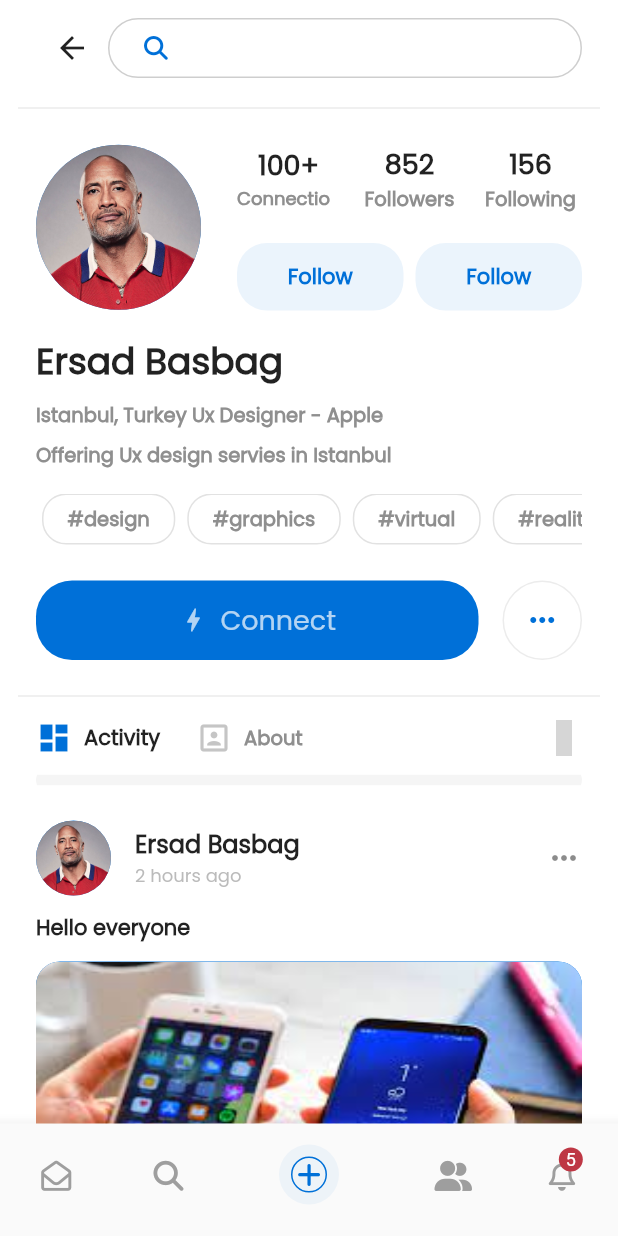
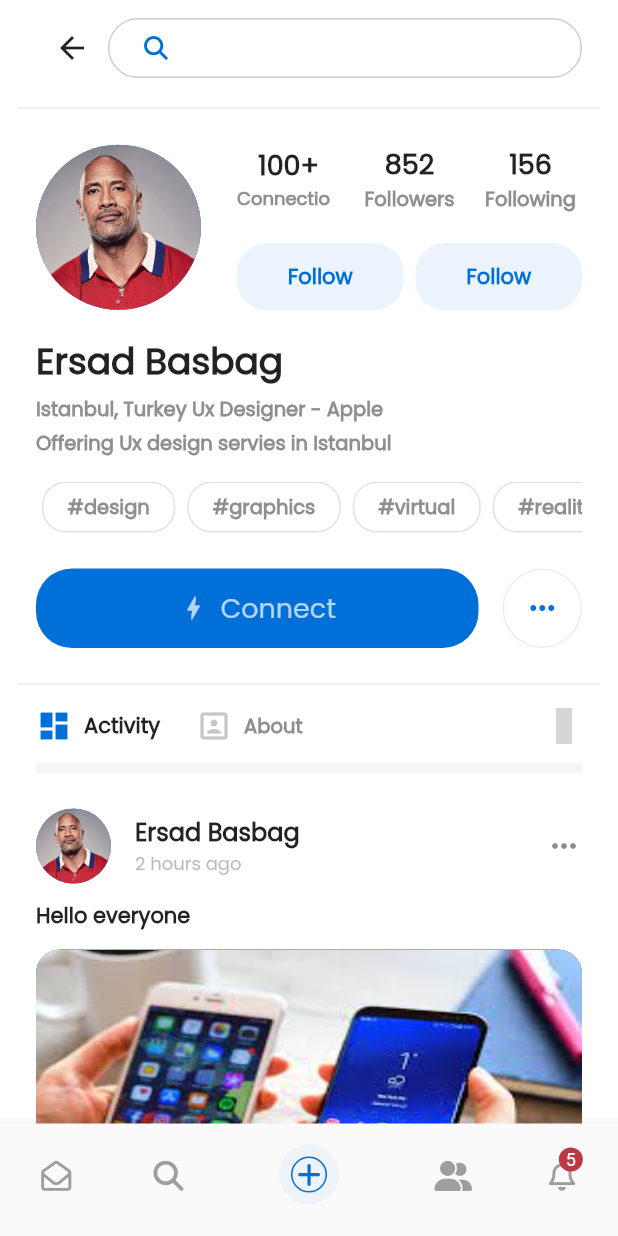
Before and after one commit to tharwatsamy/social_media_with_bloc, a Flutter app: the screen it shows after launch, on a phone screen of 412 x 824 dp. Run offline on Flutter 3.47's test engine with Material 2 defaults, Android fonts, the phone set to English and light mode, and no system bars; drawn by our look-alikes of auto_size_text; our stand-ins replace bloc, flutter_bloc, font_awesome_flutter, google_fonts; missing offline and left inert: awesome_icons; accounts and stored records are empty; grey boxes are pictures that could not be loaded.

Commit message:
reduce padding

```diff
--- a/lib/Features/profile/presentaiton/views/widgets/profile_info.dart
+++ b/lib/Features/profile/presentaiton/views/widgets/profile_info.dart
@@ -41,7 +41,7 @@ class ProfileInfo extends StatelessWidget {
         const SizedBox(
           height: 16,
         ),
-        const UserDetails(),
+        const AdditionalInfo(),
         const SizedBox(
           height: 24,
         ),
--- a/lib/Features/profile/presentaiton/views/widgets/user_details.dart
+++ b/lib/Features/profile/presentaiton/views/widgets/user_details.dart
@@ -4,8 +4,8 @@ import 'package:social_media_ui/core/utils/functions/get_user_details.dart';
 
 import '../../../../../styles.dart';
 
-class UserDetails extends StatelessWidget {
-  const UserDetails({Key? key}) : super(key: key);
+class AdditionalInfo extends StatelessWidget {
+  const AdditionalInfo({Key? key}) : super(key: key);
 
   @override
   Widget build(BuildContext context) {
@@ -18,7 +18,7 @@ class UserDetails extends StatelessWidget {
           style: Styles.body1,
         ),
         const SizedBox(
-          height: 8,
+          height: 4,
         ),
         Text.rich(
           style: Styles.body6,
@@ -31,7 +31,7 @@ class UserDetails extends StatelessWidget {
           ),
         ),
         const SizedBox(
-          height: 8,
+          height: 4,
         ),
         Text(
           user.description,
```
